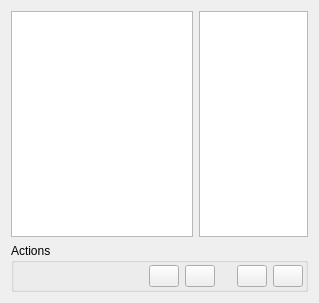
Old version of the form branches/nugui/src/gui/zmatrix.ui in the repository trisyoungs/aten.
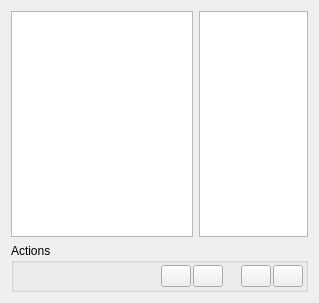
New version of the form. Icons and pictures are not drawn.

```diff
--- a/branches/nugui/src/gui/zmatrix.ui
+++ b/branches/nugui/src/gui/zmatrix.ui
@@ -75,7 +75,7 @@
      </property>
      <layout class="QVBoxLayout">
       <property name="spacing">
-       <number>4</number>
+       <number>2</number>
       </property>
       <property name="margin">
        <number>2</number>
@@ -83,7 +83,7 @@
       <item>
        <layout class="QHBoxLayout" name="_2">
         <property name="spacing">
-         <number>6</number>
+         <number>2</number>
         </property>
         <property name="margin">
          <number>0</number>
```
